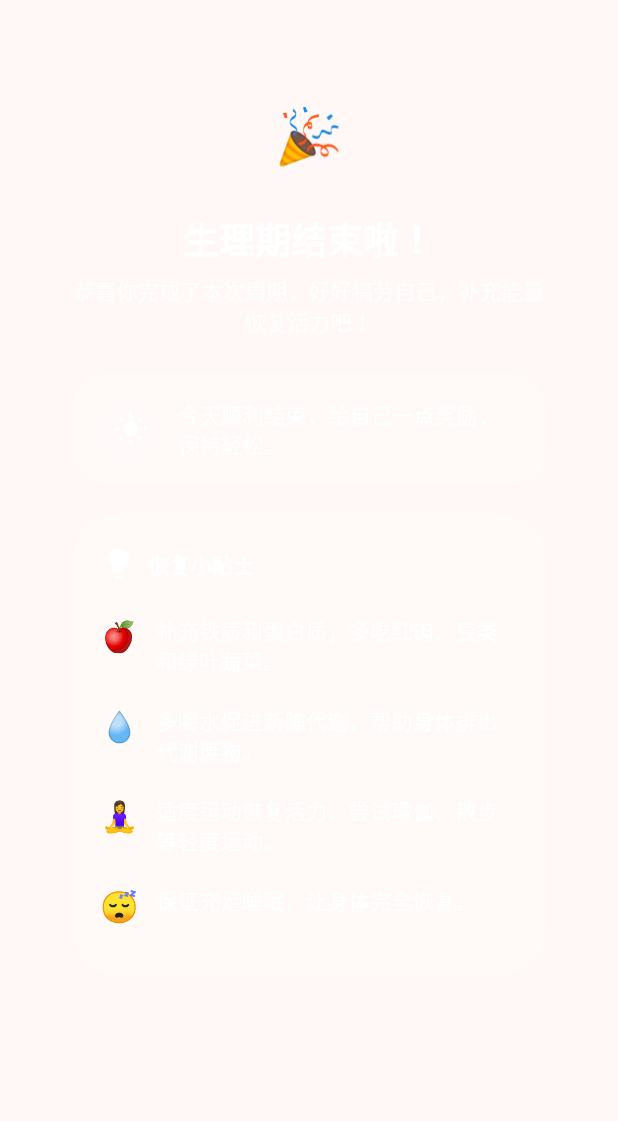
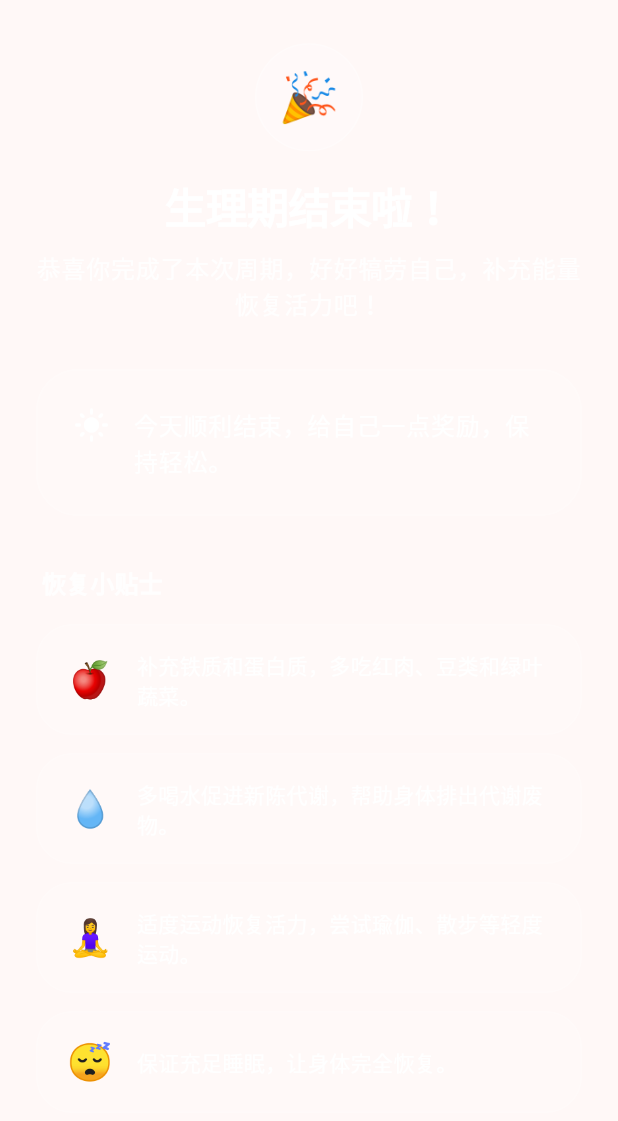
Before and after one commit to zack-zhc/period-record, a Flutter app: the PeriodEndedWidget widget shown alone on an empty page, opened directly with empty values, on a phone screen of 412 x 824 dp. Shown: the top 1121 px of the screen. Run offline on Flutter 3.47's test engine with Material 3 defaults, Android fonts, the phone set to English and light mode, and no system bars; our stand-ins replace file_picker, local_auth, package_info_plus, shared_preferences, sqflite, table_calendar; missing offline and left inert: encrypt, local_auth_android; accounts and stored records are empty.

Commit message:
优化生理期结束组件，调整动画时长和背景样式，重构布局以提升可读性和用户体验

```diff
--- a/lib/components/period_ended_widget.dart
+++ b/lib/components/period_ended_widget.dart
@@ -2,7 +2,8 @@ import 'package:flutter/material.dart';
 import 'package:period_record/models/period_status_logic.dart';
 import 'package:period_record/theme/app_colors.dart';
 
-/// 生理期结束组件（参照提供的设计图，使用透明背景风格）
+/// 生理期结束组件
+/// 采用 Material 3 Expressive 设计风格
 class PeriodEndedWidget extends StatefulWidget {
   final String title;
 
@@ -21,14 +22,13 @@ class _PeriodEndedWidgetState extends State<PeriodEndedWidget>
   void initState() {
     super.initState();
     _controller = AnimationController(
-      duration: const Duration(milliseconds: 1500),
+      duration: const Duration(milliseconds: 2000),
       vsync: this,
     )..repeat(reverse: true);
 
-    _animation = Tween<double>(
-      begin: -8.0,
-      end: 8.0,
-    ).animate(CurvedAnimation(parent: _controller, curve: Curves.easeInOut));
+    _animation = Tween<double>(begin: -5.0, end: 5.0).animate(
+      CurvedAnimation(parent: _controller, curve: Curves.easeInOutSine),
+    );
   }
 
   @override
@@ -39,7 +39,6 @@ class _PeriodEndedWidgetState extends State<PeriodEndedWidget>
 
   @override
   Widget build(BuildContext context) {
-    final colors = AppColors.of(context);
     final isDark = Theme.of(context).brightness == Brightness.dark;
     final supportMessage = PeriodStatusLogic.supportMessage(
       PeriodStatus.endedToday,
@@ -48,135 +47,45 @@ class _PeriodEndedWidgetState extends State<PeriodEndedWidget>
     final tips = _recoveryTips();
 
     return Padding(
-      padding: const EdgeInsets.symmetric(horizontal: 20, vertical: 16),
-      child: Container(
-        padding: const EdgeInsets.all(28),
+      padding: const EdgeInsets.symmetric(horizontal: 24, vertical: 24),
       child: Column(
         crossAxisAlignment: CrossAxisAlignment.stretch,
         children: [
-            _buildCelebrationIcon(),
-            const SizedBox(height: 16),
-            Text(
-              widget.title.isNotEmpty ? widget.title : '生理期结束啦！',
-              textAlign: TextAlign.center,
-              style: Theme.of(context).textTheme.headlineSmall?.copyWith(
-                fontWeight: FontWeight.w700,
-                color: colors.onPrimary,
-              ),
-            ),
-            const SizedBox(height: 8),
-            Text(
-              '恭喜你完成了本次周期，好好犒劳自己，补充能量恢复活力吧！',
-              textAlign: TextAlign.center,
-              style: Theme.of(context).textTheme.bodyMedium?.copyWith(
-                color: colors.onPrimary.withValues(alpha: 0.85),
-                height: 1.5,
-              ),
-            ),
-            const SizedBox(height: 24),
-            _buildSupportCard(context, supportMessage, colors, isDark),
-            const SizedBox(height: 20),
-            _buildTipsCard(context, tips, colors, isDark),
-          ],
-        ),
-      ),
-    );
-  }
-
-  Widget _buildSupportCard(
-    BuildContext context,
-    String message,
-    ThemeColors colors,
-    bool isDark,
-  ) {
-    return Container(
-      padding: const EdgeInsets.symmetric(horizontal: 18, vertical: 16),
-      decoration: BoxDecoration(
-        color: AppColors.white.withValues(alpha: isDark ? 0.08 : 0.12),
-        borderRadius: BorderRadius.circular(24),
-        border: Border.all(color: AppColors.white.withValues(alpha: 0.18)),
-      ),
-      child: Row(
-        crossAxisAlignment: CrossAxisAlignment.start,
-        children: [
-          Container(
-            padding: const EdgeInsets.all(8),
-            decoration: BoxDecoration(
-              shape: BoxShape.circle,
-              color: AppColors.white.withValues(alpha: 0.2),
-            ),
-            child: const Icon(Icons.light_mode, color: AppColors.white),
-          ),
-          const SizedBox(width: 12),
-          Expanded(
-            child: Text(
-              message,
-              style: Theme.of(context).textTheme.bodyMedium?.copyWith(
-                color: colors.onPrimary,
-                height: 1.4,
-              ),
-            ),
-          ),
+          _buildHeader(context),
+          const SizedBox(height: 32),
+          _buildSupportCard(context, supportMessage, isDark),
+          const SizedBox(height: 32),
+          _buildTipsSection(context, tips),
         ],
       ),
     );
   }
 
-  Widget _buildTipsCard(
-    BuildContext context,
-    List<_Tip> tips,
-    ThemeColors colors,
-    bool isDark,
-  ) {
-    return Container(
-      padding: const EdgeInsets.symmetric(horizontal: 18, vertical: 20),
-      decoration: BoxDecoration(
-        color: AppColors.white.withValues(alpha: isDark ? 0.1 : 0.14),
-        borderRadius: BorderRadius.circular(32),
-        border: Border.all(color: AppColors.white.withValues(alpha: 0.18)),
+  Widget _buildHeader(BuildContext context) {
+    return Column(
+      children: [
+        _buildCelebrationIcon(),
+        const SizedBox(height: 24),
+        Text(
+          widget.title.isNotEmpty ? widget.title : '生理期结束啦！',
+          textAlign: TextAlign.center,
+          style: Theme.of(context).textTheme.headlineMedium?.copyWith(
+            fontWeight: FontWeight.w800,
+            color: AppColors.white,
+            letterSpacing: -0.5,
+            height: 1.2,
           ),
-      child: Column(
-        crossAxisAlignment: CrossAxisAlignment.start,
-        children: [
-          Row(
-            children: [
-              const Icon(Icons.lightbulb, color: AppColors.white),
-              const SizedBox(width: 8),
+        ),
+        const SizedBox(height: 12),
         Text(
-                '恢复小贴士',
-                style: Theme.of(context).textTheme.titleSmall?.copyWith(
-                  color: colors.onPrimary,
-                  fontWeight: FontWeight.w600,
+          '恭喜你完成了本次周期，好好犒劳自己，补充能量恢复活力吧！',
+          textAlign: TextAlign.center,
+          style: Theme.of(context).textTheme.bodyLarge?.copyWith(
+            color: AppColors.white.withValues(alpha: 0.9),
+            height: 1.5,
           ),
         ),
       ],
-          ),
-          const SizedBox(height: 12),
-          ...tips.map((tip) => _buildTipRow(context, tip)).toList(),
-        ],
-      ),
-    );
-  }
-
-  Widget _buildTipRow(BuildContext context, _Tip tip) {
-    return Padding(
-      padding: const EdgeInsets.symmetric(vertical: 10),
-      child: Row(
-        crossAxisAlignment: CrossAxisAlignment.start,
-        children: [
-          Text(tip.emoji, style: const TextStyle(fontSize: 20)),
-          const SizedBox(width: 12),
-          Expanded(
-            child: Text(
-              tip.text,
-              style: Theme.of(context).textTheme.bodyMedium?.copyWith(
-                color: AppColors.white,
-                height: 1.45,
-              ),
-            ),
-          ),
-        ],
-      ),
     );
   }
 
@@ -189,24 +98,106 @@ class _PeriodEndedWidgetState extends State<PeriodEndedWidget>
           child: child,
         );
       },
-      child: Align(
-        alignment: Alignment.center,
       child: Container(
-          padding: const EdgeInsets.all(16),
-          child: const Text('🎉', style: TextStyle(fontSize: 36)),
+        width: 72,
+        height: 72,
+        decoration: BoxDecoration(
+          color: AppColors.white.withValues(alpha: 0.2),
+          shape: BoxShape.circle,
+          border: Border.all(
+            color: AppColors.white.withValues(alpha: 0.3),
+            width: 1,
           ),
+        ),
+        child: const Center(child: Text('🎉', style: TextStyle(fontSize: 32))),
       ),
     );
   }
 
-  List<Color> _cardGradient(ThemeColors colors, bool isDark) {
-    final base = colors.periodEndedGradient;
-    return base
-        .map(
-          (color) =>
-              Color.lerp(color, AppColors.white, isDark ? 0.12 : 0.35) ?? color,
-        )
-        .toList();
+  Widget _buildSupportCard(BuildContext context, String message, bool isDark) {
+    return Container(
+      padding: const EdgeInsets.all(24),
+      decoration: BoxDecoration(
+        color: AppColors.white.withValues(alpha: isDark ? 0.1 : 0.15),
+        borderRadius: BorderRadius.circular(28),
+        border: Border.all(
+          color: AppColors.white.withValues(alpha: 0.2),
+          width: 1,
+        ),
+      ),
+      child: Row(
+        crossAxisAlignment: CrossAxisAlignment.start,
+        children: [
+          const Icon(
+            Icons.light_mode_rounded,
+            color: AppColors.white,
+            size: 24,
+          ),
+          const SizedBox(width: 16),
+          Expanded(
+            child: Text(
+              message,
+              style: Theme.of(context).textTheme.bodyLarge?.copyWith(
+                color: AppColors.white,
+                height: 1.5,
+                fontWeight: FontWeight.w500,
+              ),
+            ),
+          ),
+        ],
+      ),
+    );
+  }
+
+  Widget _buildTipsSection(BuildContext context, List<_Tip> tips) {
+    return Column(
+      crossAxisAlignment: CrossAxisAlignment.start,
+      children: [
+        Padding(
+          padding: const EdgeInsets.only(left: 4, bottom: 16),
+          child: Text(
+            '恢复小贴士',
+            style: Theme.of(context).textTheme.titleMedium?.copyWith(
+              color: AppColors.white.withValues(alpha: 0.9),
+              fontWeight: FontWeight.w600,
+              letterSpacing: 0.1,
+            ),
+          ),
+        ),
+        ...tips.map((tip) => _buildTipTile(context, tip)),
+      ],
+    );
+  }
+
+  Widget _buildTipTile(BuildContext context, _Tip tip) {
+    return Container(
+      margin: const EdgeInsets.only(bottom: 12),
+      padding: const EdgeInsets.symmetric(horizontal: 20, vertical: 16),
+      decoration: BoxDecoration(
+        color: AppColors.white.withValues(alpha: 0.1),
+        borderRadius: BorderRadius.circular(24),
+        border: Border.all(
+          color: AppColors.white.withValues(alpha: 0.15),
+          width: 1,
+        ),
+      ),
+      child: Row(
+        children: [
+          Text(tip.emoji, style: const TextStyle(fontSize: 24)),
+          const SizedBox(width: 16),
+          Expanded(
+            child: Text(
+              tip.text,
+              style: Theme.of(context).textTheme.bodyMedium?.copyWith(
+                color: AppColors.white,
+                height: 1.4,
+                fontWeight: FontWeight.w500,
+              ),
+            ),
+          ),
+        ],
+      ),
+    );
   }
 
   List<_Tip> _recoveryTips() {
```
Lines whose indentation alone changed are shown as unchanged.
